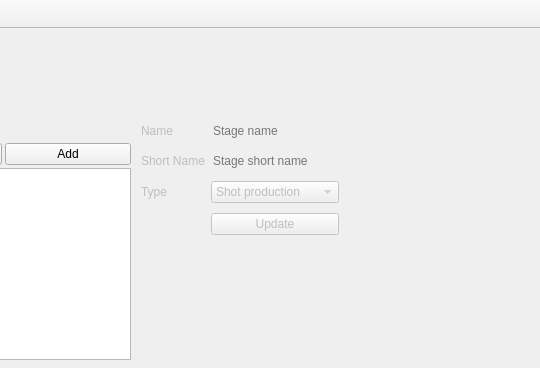
Old version of the form Ramses/mainwindow.ui in the repository RxLaboratory/Ramses; both pictures show x 353 to 893 and y 0 to 368 of the 893 by 477 pixel window.
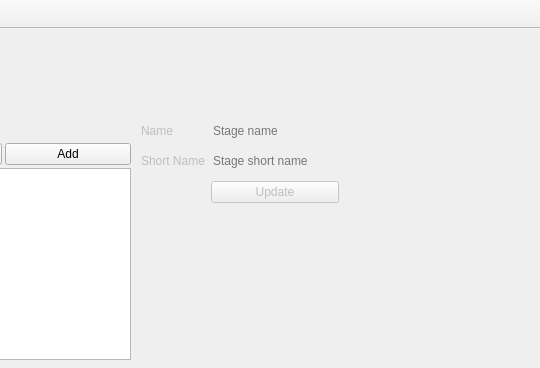
New version of the form. The open tabs and pages were chosen to show the change. Icons and pictures are not drawn.

Commit message: removed stage types #28

What changed in the file:
```diff
--- a/Ramses/mainwindow.ui
+++ b/Ramses/mainwindow.ui
@@ -917,34 +917,13 @@
                  </property>
                 </widget>
                </item>
-               <item row="2" column="0">
-                <widget class="QLabel" name="label_17">
-                 <property name="text">
-                  <string>Type</string>
-                 </property>
-                </widget>
-               </item>
-               <item row="3" column="1">
+               <item row="2" column="1">
                 <widget class="QPushButton" name="stageApplyButton">
                  <property name="text">
                   <string>Update</string>
                  </property>
                 </widget>
                </item>
-               <item row="2" column="1">
-                <widget class="QComboBox" name="stageTypeList">
-                 <item>
-                  <property name="text">
-                   <string>Shot production</string>
-                  </property>
-                 </item>
-                 <item>
-                  <property name="text">
-                   <string>Asset Production</string>
-                  </property>
-                 </item>
-                </widget>
-               </item>
               </layout>
              </widget>
             </item>
```
Left out of the diff: 26 changed lines with no effect on the pictures. The commit also changes 4 other files.
